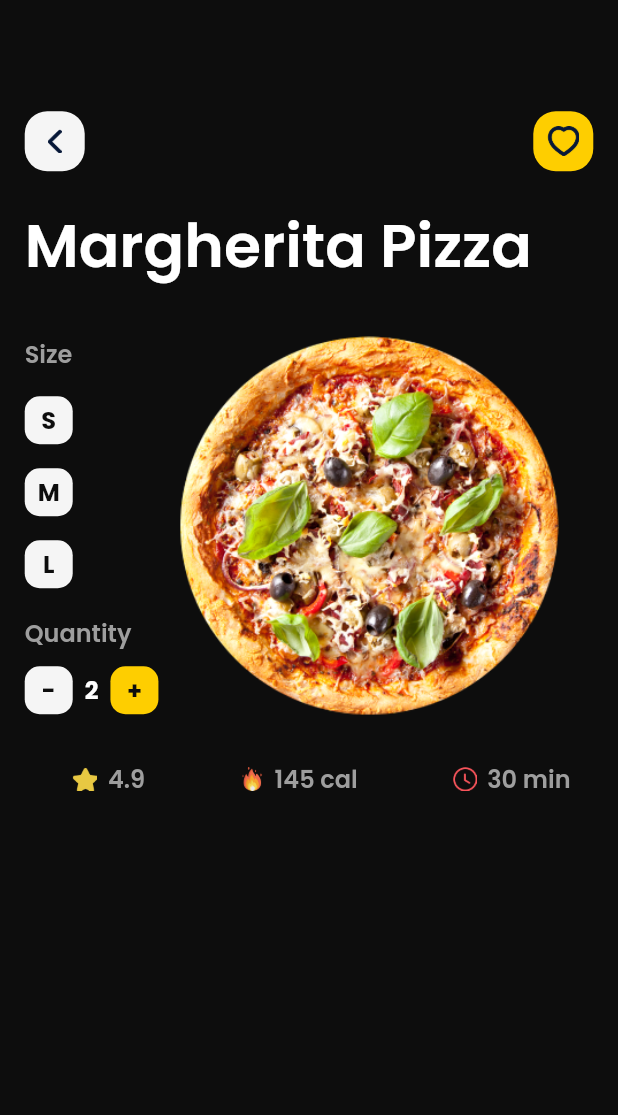
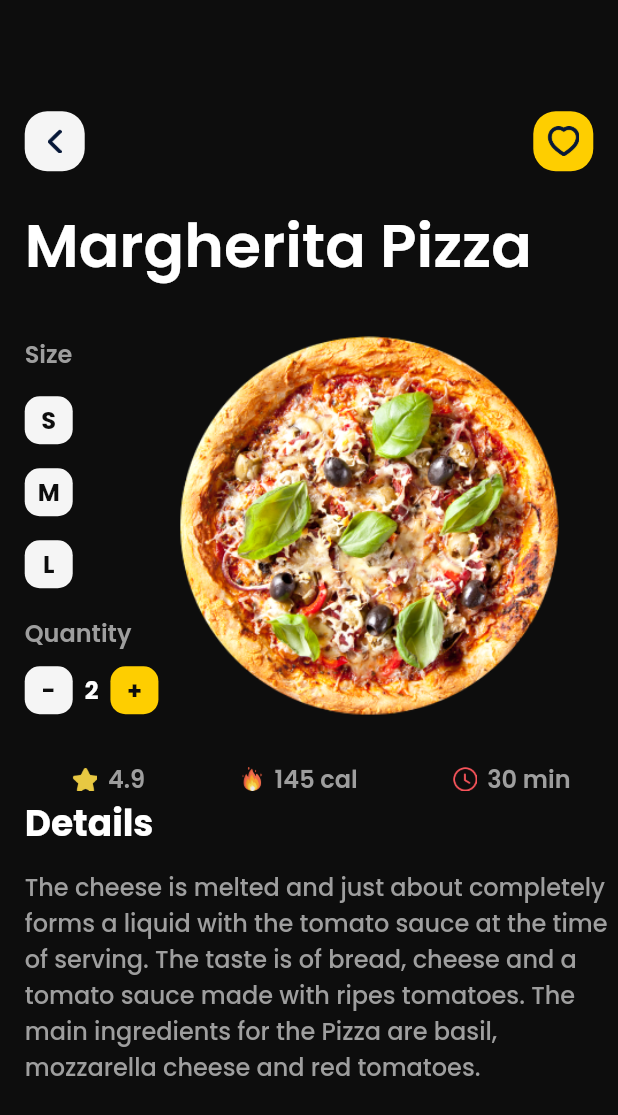
Before and after one commit to fahadhafizdev/food_app, a Flutter app: the DetailPage screen opened directly, on a phone screen of 412 x 824 dp. Shown: the top 1115 px of the screen. Run offline on Flutter 3.47's test engine with Material 2 defaults, Android fonts, the phone set to English and light mode, and no system bars; our stand-ins replace bloc, equatable, flutter_bloc, google_fonts.

Commit message:
Update detail_page.dart

```diff
--- a/lib/ui/page/detail_page.dart
+++ b/lib/ui/page/detail_page.dart
@@ -159,6 +159,31 @@ class DetailPage extends StatelessWidget {
       );
     }
 
+    Widget detailFood() {
+      return Column(
+        crossAxisAlignment: CrossAxisAlignment.start,
+        children: [
+          Text(
+            'Details',
+            style: tWhite.copyWith(
+              fontWeight: bold,
+              fontSize: 24,
+            ),
+          ),
+          const SizedBox(
+            height: 12,
+          ),
+          Text(
+            'The cheese is melted and just about completely forms a liquid with the tomato sauce at the time of serving. The taste is of bread, cheese and a tomato sauce made with ripes tomatoes. The main ingredients for the Pizza are basil, mozzarella cheese and red tomatoes.',
+            style: tGrey.copyWith(
+              fontSize: 16,
+              fontWeight: medium,
+            ),
+          )
+        ],
+      );
+    }
+
     Widget content() {
       return Padding(
         padding: EdgeInsets.only(left: lebar * 0.04),
@@ -188,7 +213,7 @@ class DetailPage extends StatelessWidget {
             SizedBox(height: 30),
             Row(
               mainAxisAlignment: MainAxisAlignment.spaceAround,
-              children: [
+              children: const [
                 StatusFoodWidget(
                   image: 'assets/icons/icon_star.png',
                   text: '4.9',
@@ -203,6 +228,7 @@ class DetailPage extends StatelessWidget {
                 ),
               ],
             ),
+            detailFood(),
           ],
         ),
       );
```
